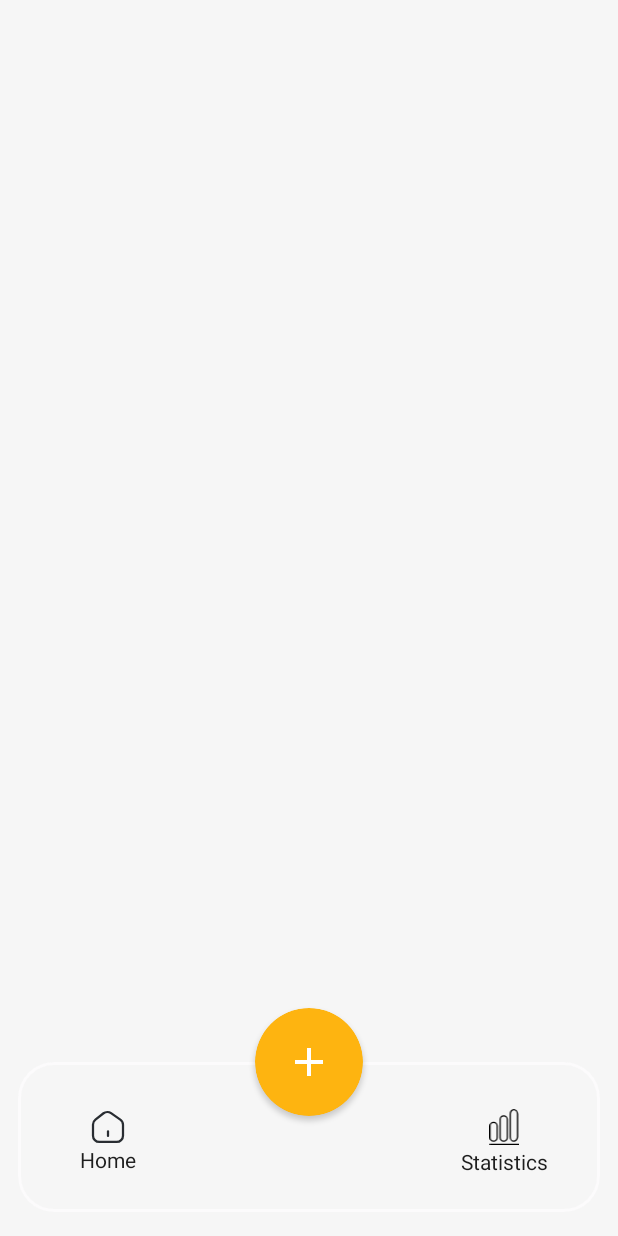
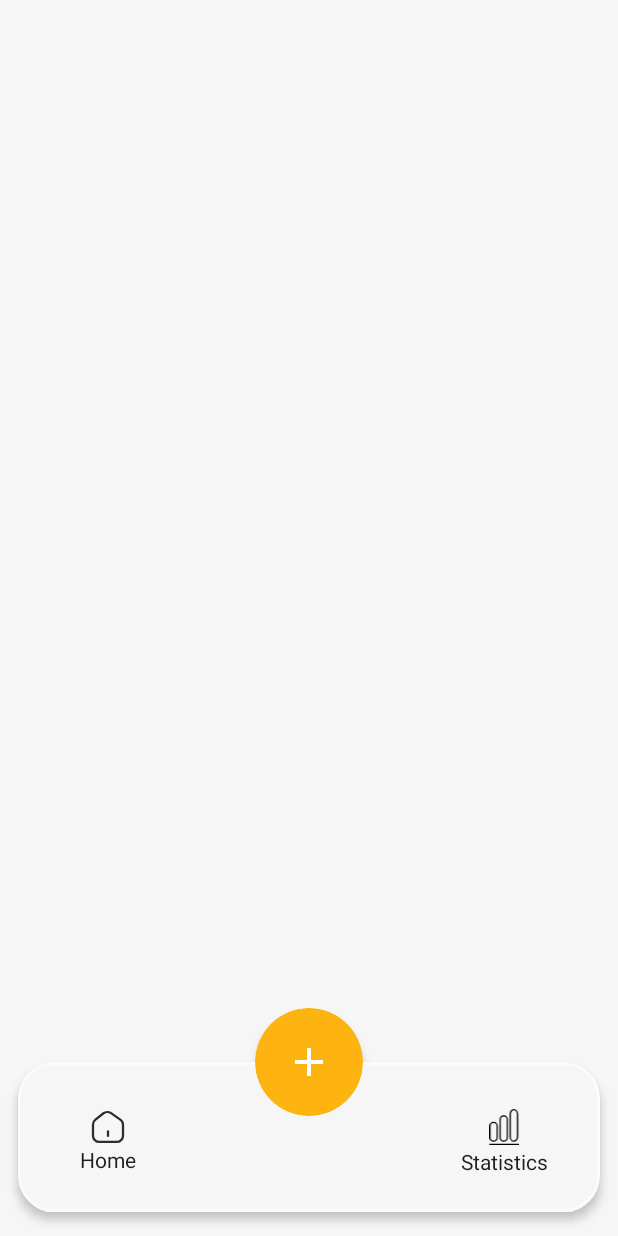
Before and after one commit to AndroidDeveloper98/CrollerView, an Android app: the layout activity_main.xml on its own in the app's theme, with its tools: preview values and no code run, on a phone screen of 412 x 824 dp. Run offline under Robolectric (Android 15) with nearby library versions, the phone set to English and light mode, and no system bars.

Commit message:
Ui Improve

```diff
--- a/app/src/main/res/layout/activity_main.xml
+++ b/app/src/main/res/layout/activity_main.xml
@@ -15,7 +15,7 @@
         android:layout_marginBottom="16dp"
         app:cardBackgroundColor="@color/colorWhiteF6"
         app:cardCornerRadius="24dp"
-        app:cardElevation="0dp"
+        app:cardElevation="4dp"
         app:layout_constraintBottom_toBottomOf="parent"
         app:layout_constraintEnd_toEndOf="parent"
         app:layout_constraintStart_toStartOf="parent"
@@ -85,7 +85,7 @@
         android:layout_height="72dp"
         android:backgroundTint="@color/colorLightOrange"
         app:cardCornerRadius="40dp"
-        app:cardElevation="2dp"
+        app:cardElevation="4dp"
         app:layout_constraintBottom_toTopOf="@+id/cardView"
         app:layout_constraintEnd_toEndOf="@+id/cardView"
         app:layout_constraintStart_toStartOf="@+id/cardView"
```
